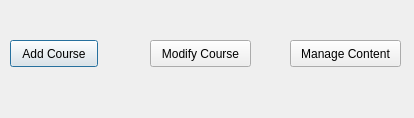
Qt form cuTPS-client/ContentManagementInterface.ui (akfarhat/cuTPS) before a commit.
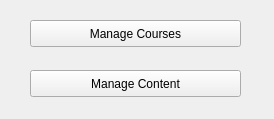
The same form after that commit.

Commit message: Fixed login to return user type, started window navigation/management for CM subsystems

What changed in the file:
```diff
--- a/cuTPS-client/ContentManagementInterface.ui
+++ b/cuTPS-client/ContentManagementInterface.ui
@@ -6,50 +6,43 @@
    <rect>
     <x>0</x>
     <y>0</y>
-    <width>414</width>
-    <height>118</height>
+    <width>274</width>
+    <height>119</height>
    </rect>
   </property>
   <property name="windowTitle">
    <string>Dialog</string>
   </property>
-  <widget class="QPushButton" name="addCourseButton">
-   <property name="geometry">
-    <rect>
-     <x>10</x>
-     <y>40</y>
-     <width>88</width>
-     <height>27</height>
-    </rect>
-   </property>
-   <property name="text">
-    <string>Add Course</string>
-   </property>
-  </widget>
-  <widget class="QPushButton" name="modifyCourseButton">
-   <property name="geometry">
-    <rect>
-     <x>150</x>
-     <y>40</y>
-     <width>101</width>
-     <height>27</height>
-    </rect>
-   </property>
-   <property name="text">
-    <string>Modify Course</string>
-   </property>
-  </widget>
   <widget class="QPushButton" name="manageContentButton">
    <property name="geometry">
     <rect>
-     <x>290</x>
-     <y>40</y>
-     <width>111</width>
+     <x>30</x>
+     <y>70</y>
+     <width>211</width>
      <height>27</height>
     </rect>
    </property>
    <property name="text">
     <string>Manage Content</string>
+   </property>
+   <property name="autoDefault">
+    <bool>false</bool>
+   </property>
+  </widget>
+  <widget class="QPushButton" name="manageCoursesButton">
+   <property name="geometry">
+    <rect>
+     <x>30</x>
+     <y>20</y>
+     <width>211</width>
+     <height>27</height>
+    </rect>
+   </property>
+   <property name="text">
+    <string>Manage Courses</string>
+   </property>
+   <property name="autoDefault">
+    <bool>false</bool>
    </property>
   </widget>
  </widget>
```
Left out of the diff: 2 changed lines with no effect on the pictures. The commit also changes 21 other files.
